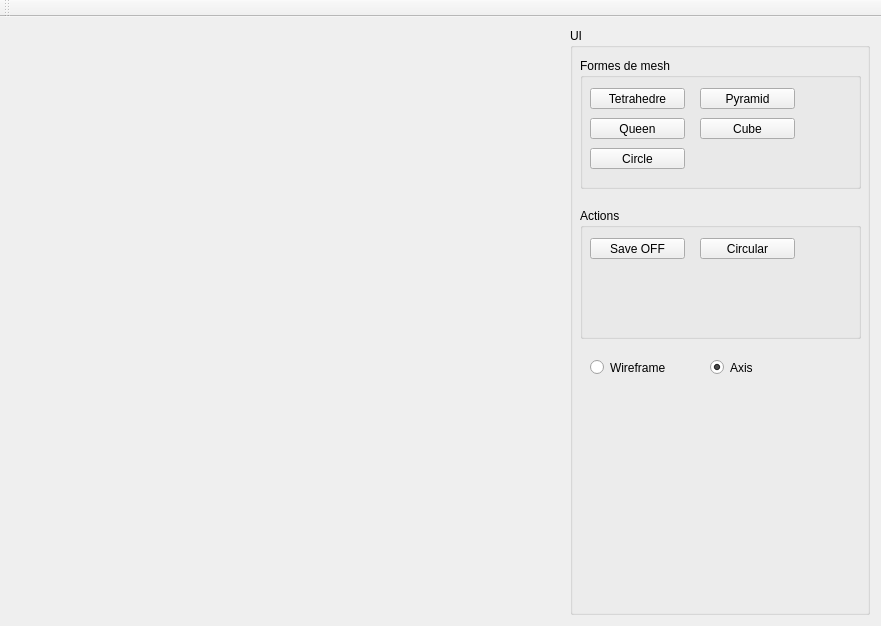
BastienRuivo/Mesh_Computational_Geometry, file mainwindow.ui: the form before one commit.
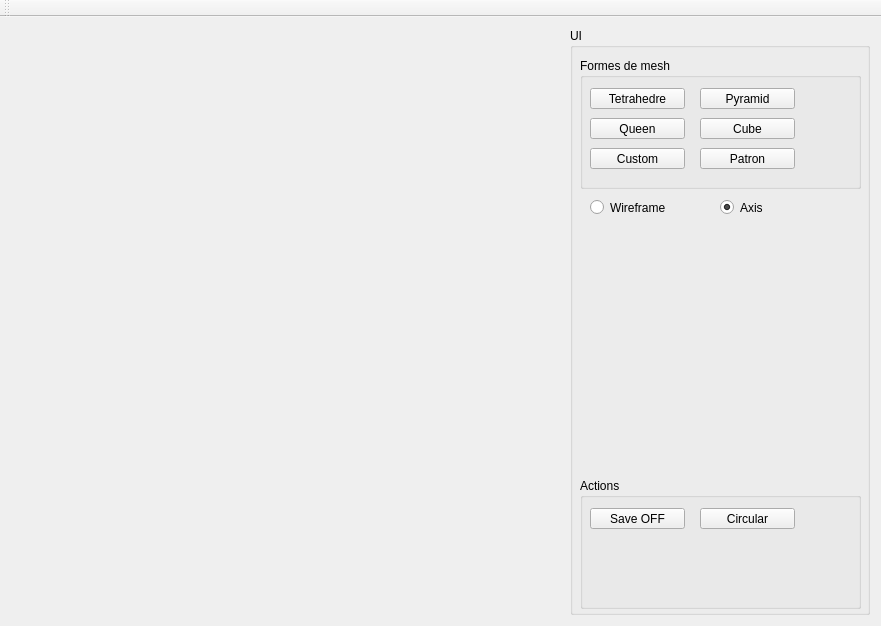
The form after the commit. Custom widgets are drawn as their Qt base class.

```diff
--- a/mainwindow.ui
+++ b/mainwindow.ui
@@ -128,7 +128,20 @@
          </rect>
         </property>
         <property name="text">
-         <string>Circle</string>
+         <string>Custom</string>
+        </property>
+       </widget>
+       <widget class="QPushButton" name="Cube_2">
+        <property name="geometry">
+         <rect>
+          <x>120</x>
+          <y>90</y>
+          <width>95</width>
+          <height>21</height>
+         </rect>
+        </property>
+        <property name="text">
+         <string>Patron</string>
         </property>
        </widget>
       </widget>
@@ -136,7 +149,7 @@
        <property name="geometry">
         <rect>
          <x>10</x>
-         <y>180</y>
+         <y>450</y>
          <width>281</width>
          <height>131</height>
         </rect>
@@ -175,7 +188,7 @@
        <property name="geometry">
         <rect>
          <x>20</x>
-         <y>330</y>
+         <y>170</y>
          <width>121</width>
          <height>19</height>
         </rect>
@@ -190,8 +203,8 @@
       <widget class="QRadioButton" name="Axis">
        <property name="geometry">
         <rect>
-         <x>140</x>
-         <y>330</y>
+         <x>150</x>
+         <y>170</y>
          <width>121</width>
          <height>19</height>
         </rect>
```
Left out of the diff: 2 changed lines with no effect on the pictures.
